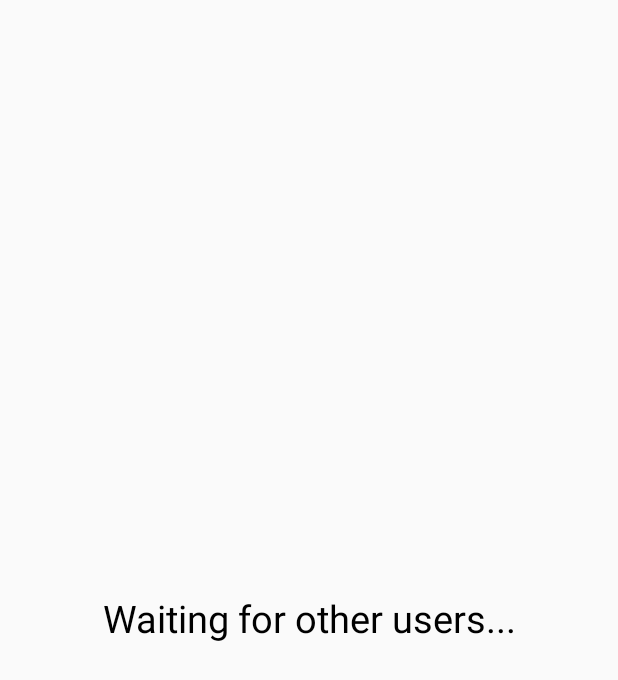
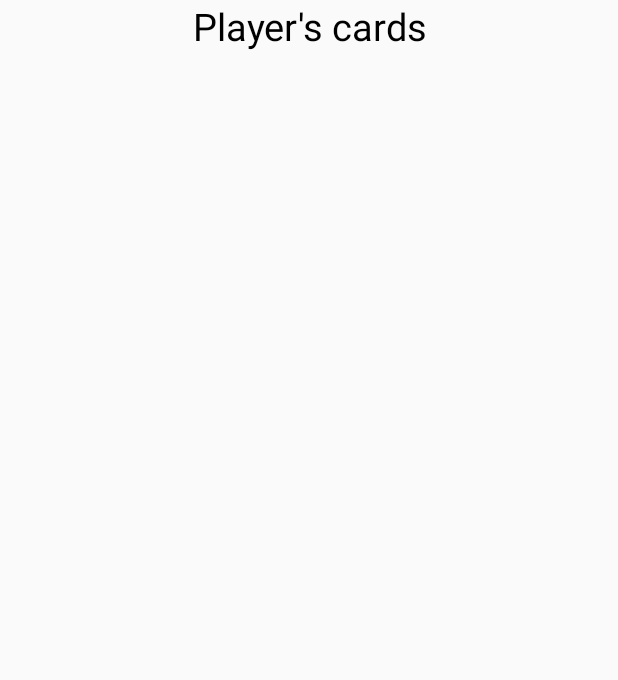
Before and after one commit to Ferno92/DixitDemoApp, an Android app: the layout players_activity.xml on its own in the app's theme, with its tools: preview values and no code run, on a phone screen of 412 x 824 dp. Shown: the top 680 px of the screen. Run offline under Robolectric (Android 15) with nearby library versions, the light colour scheme and no system bars.

Commit message:
fix and gridview for displayed cards

```diff
--- a/app/src/main/AndroidManifest.xml
+++ b/app/src/main/AndroidManifest.xml
@@ -32,6 +32,7 @@
         </activity>
         <activity android:name=".activities.StartNewGameActivity"
             android:label="Start New Game"
+            android:screenOrientation="landscape"
             android:theme="@style/Theme.AppCompat.Light.NoActionBar.FullScreen"></activity>
         <activity android:name=".activities.FindOpenGamesActivity"
             android:label="Find Open Game"
@@ -44,6 +45,7 @@
             android:theme="@style/Theme.AppCompat.Light.NoActionBar.FullScreen"></activity>
         <activity android:name=".activities.GameInstanceActivity"
             android:label="Game instance"
+            android:screenOrientation="landscape"
             android:theme="@style/Theme.AppCompat.Light.NoActionBar.FullScreen"></activity>
 
 
--- a/app/src/main/java/com/ludic/nearbysolution/dixitdemoapp/activities/FindOpenGamesActivity.java
+++ b/app/src/main/java/com/ludic/nearbysolution/dixitdemoapp/activities/FindOpenGamesActivity.java
@@ -156,7 +156,9 @@ public class FindOpenGamesActivity extends BaseActivity implements
                                         } else {
                                             Log.d("FERNO", "Nearby Connections failed to request the connection, status: " + status.getStatusCode());
                                             mResultTextView.setText("ERROR: " + status.getStatusCode());
-                                            // Nearby Connections failed to request the connection. repeat?
+                                            //STATUS_ENDPOINT_IO_ERROR ==> 8012
+                                            //An attempt to read from/write to a connected remote endpoint failed.
+                                            // If this occurs repeatedly, consider invoking disconnectFromEndpoint(GoogleApiClient, String).
                                         }
                                     }
                                 });
@@ -209,6 +211,7 @@ public class FindOpenGamesActivity extends BaseActivity implements
                 public void onEndpointLost(String endpointId) {
                     // A previously discovered endpoint has gone away.
                     Log.d("FERNO", "A previously discovered endpoint has gone away.");
+                    //TODO: remove endpoint from list
                 }
             };
 
--- a/app/src/main/java/com/ludic/nearbysolution/dixitdemoapp/activities/GameInstanceActivity.java
+++ b/app/src/main/java/com/ludic/nearbysolution/dixitdemoapp/activities/GameInstanceActivity.java
@@ -6,6 +6,7 @@ import android.support.annotation.NonNull;
 import android.support.annotation.Nullable;
 import android.util.Log;
 import android.view.View;
+import android.widget.GridView;
 import android.widget.ListView;
 import android.widget.SimpleAdapter;
 
@@ -19,6 +20,7 @@ import com.google.android.gms.nearby.connection.Connections;
 import com.google.android.gms.nearby.connection.Payload;
 import com.google.android.gms.nearby.connection.PayloadTransferUpdate;
 import com.google.android.gms.nearby.connection.Strategy;
+import com.ludic.nearbysolution.dixitdemoapp.ImageAdapter;
 import com.ludic.nearbysolution.dixitdemoapp.R;
 import com.ludic.nearbysolution.dixitdemoapp.application.DixitApplication;
 import com.ludic.nearbysolution.dixitdemoapp.interfaces.DixitAppListener;
@@ -41,7 +43,6 @@ public class GameInstanceActivity extends BaseActivity implements DixitAppListen
     protected void onCreate(@Nullable Bundle savedInstanceState) {
         super.onCreate(savedInstanceState);
         setContentView(R.layout.game_instance_activity);
-        setRequestedOrientation(ActivityInfo.SCREEN_ORIENTATION_LANDSCAPE);
         DixitApplication.setDixitListener(this);
         for (int i = 0; i < DixitApplication.getConnectedUsers().size(); i++) {
             playersIdList.add(DixitApplication.getConnectedUsers().get(i).get("id"));
@@ -65,6 +66,9 @@ public class GameInstanceActivity extends BaseActivity implements DixitAppListen
         mPlayersListView = (ListView) findViewById(R.id.players_list);
         mPlayersListView.setAdapter(playersAdapter);
 
+        //gridview
+        GridView gridview = (GridView) findViewById(R.id.gridview);
+        gridview.setAdapter(new ImageAdapter(this));
     }
 
     @Override
--- a/app/src/main/res/layout/players_activity.xml
+++ b/app/src/main/res/layout/players_activity.xml
@@ -1,7 +1,8 @@
 <?xml version="1.0" encoding="utf-8"?>
 <RelativeLayout xmlns:android="http://schemas.android.com/apk/res/android"
     android:layout_width="match_parent"
-    android:layout_height="match_parent">
+    android:layout_height="match_parent"
+    xmlns:tools="http://schemas.android.com/tools">
     <TextView
         android:id="@+id/payload_message"
         android:layout_width="match_parent"
@@ -9,6 +10,18 @@
         android:layout_centerInParent="true"
         android:gravity="center_horizontal"
         android:text="Waiting for other users..."
-        style="@style/text_25_roboto_regular"/>
+        style="@style/text_25_roboto_regular"
+        tools:visibility="gone"/>
+
+    <TextView
+        android:layout_width="match_parent"
+        android:layout_height="wrap_content"
+        android:text="Player's cards"
+        style="@style/text_25_roboto_regular"
+        android:gravity="center_horizontal"
+        android:visibility="gone"
+        tools:visibility="visible"/>
+
+
 
 </RelativeLayout>
```
Also changed, not shown: app/src/main/java/com/ludic/nearbysolution/dixitdemoapp/ImageAdapter.java (added, +64 -0 lines), app/src/main/java/com/ludic/nearbysolution/dixitdemoapp/activities/StartNewGameActivity.java (+5 -4 lines), app/src/main/java/com/ludic/nearbysolution/dixitdemoapp/application/DixitApplication.java (+9 -1 lines), app/src/main/res/layout/game_instance_activity.xml (+10 -1 lines), 6 other files.
